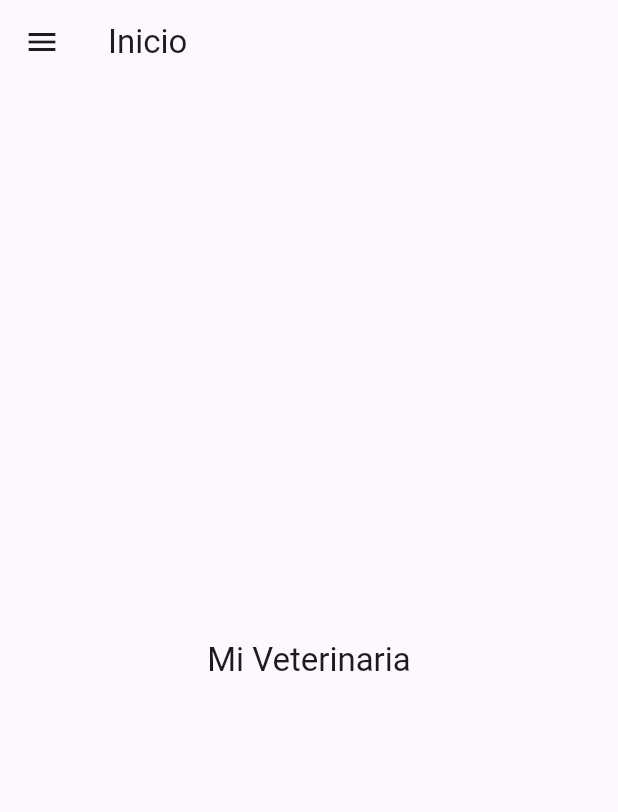
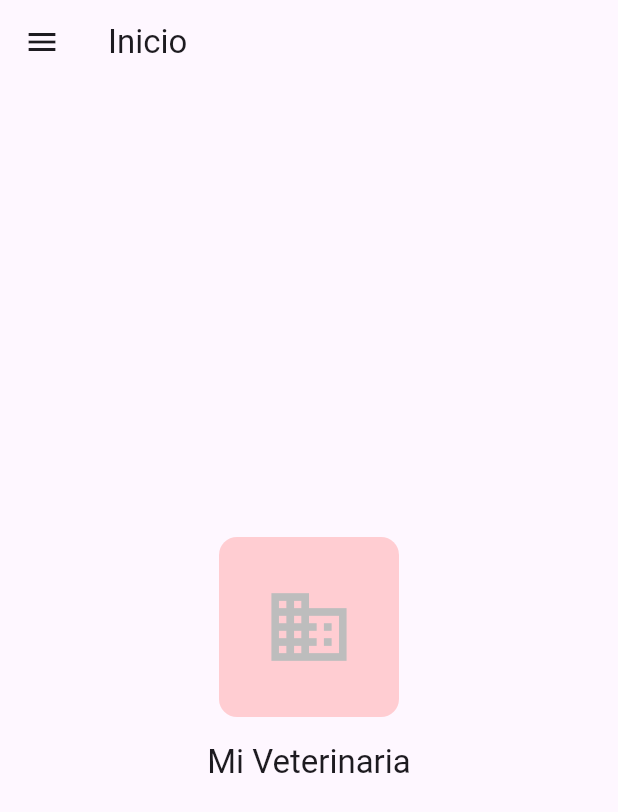
Before and after one commit to fdcirettg/flutter_calendario, a Flutter app: the screen it shows after launch, on a phone screen of 412 x 824 dp. Shown: the top 812 px of the screen. Run offline on Flutter 3.47's test engine with Material 3 defaults, Android fonts, the phone set to English and light mode, and no system bars; our stand-ins replace get, go_router, shared_preferences.

Commit message:
Agregamos el logo en la página principal

```diff
--- a/lib/main.dart
+++ b/lib/main.dart
@@ -7,10 +7,9 @@ import 'settings_controller.dart';
 import 'app_scaffold.dart';
 import 'agenda_page.dart';
 import 'configuracion_page.dart';
-import 'theme_provider.dart';
-import 'app_text.dart';
 import 'package:shared_preferences/shared_preferences.dart';
 import 'logo_manager.dart';
+import 'app_logo.dart';
 
 void main() {
   Get.put(SettingsController());
@@ -70,6 +69,11 @@ class _MyHomePageState extends State<MyHomePage> {
       body: Column(
         mainAxisAlignment: MainAxisAlignment.center,
         children: <Widget>[
+          AppLogo(
+              width: 120,
+              height: 120,
+              borderRadius: BorderRadius.circular(12),),
+          SizedBox(height: 16),
           Center(
             child: Text(
               nombreVeterinaria,
```
